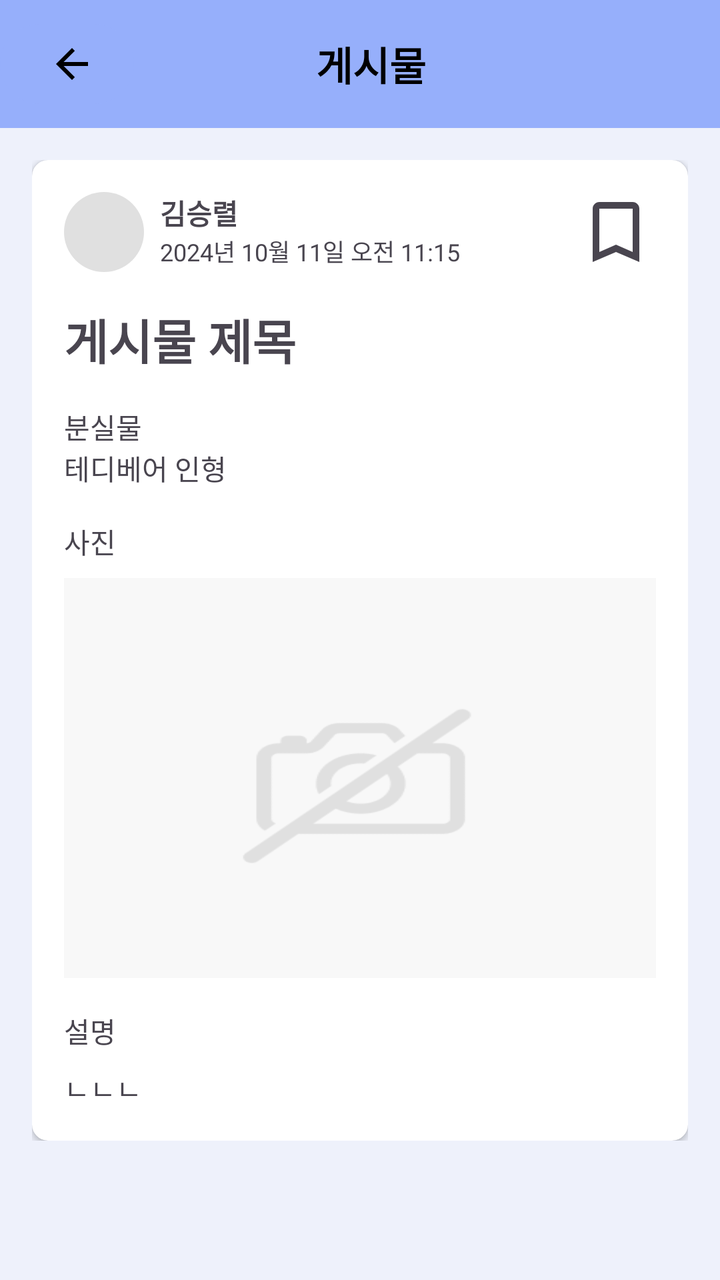
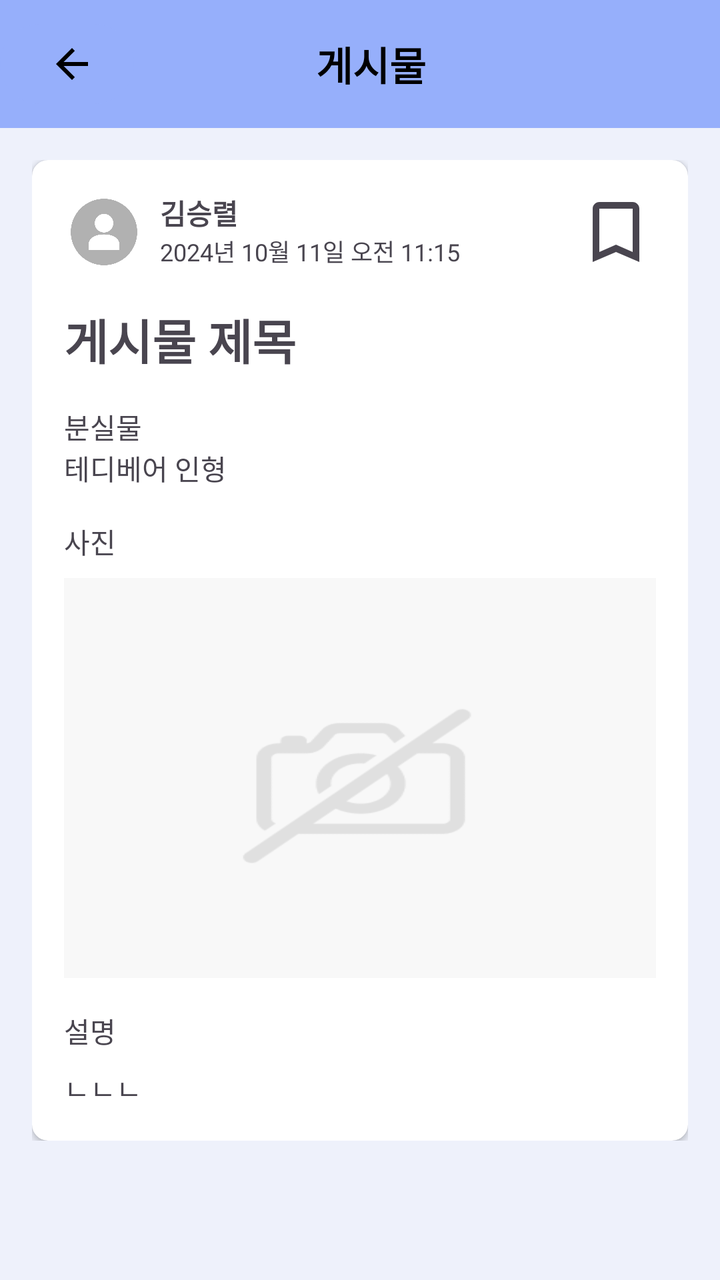

Two renders of the same Android screen: before a commit and after it. Below are the layout's source before the change and the commit's diff.
<!-- AndroidManifest.xml: application theme Theme.Lostfind -->
<!-- res/layout/post_detail.xml -->
<?xml version="1.0" encoding="utf-8"?>
<RelativeLayout xmlns:android="http://schemas.android.com/apk/res/android"
    xmlns:app="http://schemas.android.com/apk/res-auto"
    xmlns:tools="http://schemas.android.com/tools"
    android:layout_width="match_parent"
    android:layout_height="match_parent"
    android:background="@color/one"
    tools:context=".MainActivity">

    <LinearLayout
        android:id="@+id/top_bar_layout"
        android:layout_width="match_parent"
        android:layout_height="?attr/actionBarSize"
        android:background="@color/two"
        android:orientation="horizontal"
        android:gravity="center_vertical"
        android:paddingEnd="16dp">

        <Button
            android:id="@+id/back_button"
            android:layout_width="67dp"
            android:layout_height="wrap_content"
            android:backgroundTint="@color/two"
            android:drawableLeft="@drawable/ic_arrow_back"/>

        <TextView
            android:id="@+id/toolbar_title_text"
            android:layout_width="279dp"
            android:layout_height="wrap_content"
            android:layout_weight="1"
            android:gravity="center"
            android:text="게시물"
            android:layout_marginRight="40dp"
            android:textColor="@android:color/black"
            android:textSize="20sp"
            android:textStyle="bold" />

    </LinearLayout>

    <ScrollView
        android:layout_width="match_parent"
        android:layout_height="match_parent"
        android:layout_above="@+id/bottom_bar"
        android:layout_below="@id/top_bar_layout">

        <LinearLayout
            android:layout_width="match_parent"
            android:layout_height="wrap_content"
            android:orientation="vertical"
            android:padding="16dp">

            <androidx.cardview.widget.CardView
                android:layout_width="match_parent"
                android:layout_height="wrap_content"
                app:cardCornerRadius="8dp">

                <LinearLayout
                    android:layout_width="match_parent"
                    android:layout_height="wrap_content"
                    android:orientation="vertical"
                    android:padding="16dp">

                    <RelativeLayout
                        android:layout_width="match_parent"
                        android:layout_height="wrap_content">

                        <ImageView
                            android:id="@+id/profile_image"
                            android:layout_width="40dp"
                            android:layout_height="40dp"
                            android:background="@drawable/bg_circle"
                            android:padding="8dp"/>

                        <TextView
                            android:id="@+id/user_name"
                            android:layout_width="wrap_content"
                            android:layout_height="wrap_content"
                            android:layout_marginStart="8dp"
                            android:layout_toEndOf="@id/profile_image"
                            android:text="김승렬"
                            android:textStyle="bold" />

                        <TextView
                            android:id="@+id/post_timestamp"
                            android:layout_width="wrap_content"
                            android:layout_height="wrap_content"
                            android:layout_below="@id/user_name"
                            android:layout_marginStart="8dp"
                            android:layout_toEndOf="@id/profile_image"
                            android:text="2024년 10월 11일 오전 11:15"
                            android:textSize="12sp" />

                        <ToggleButton
                            android:id="@+id/bookmark_button"
                            android:layout_width="40dp"
                            android:layout_height="40dp"
                            android:background="@drawable/bookmark_selector"
                            android:textOn=""
                            android:textOff=""
                            android:layout_alignParentEnd="true"
                            android:layout_centerVertical="true"
                            android:contentDescription="북마크" />
                    </RelativeLayout>

                    <TextView
                        android:id="@+id/post_title_detail"
                        android:layout_width="wrap_content"
                        android:layout_height="wrap_content"
                        android:layout_marginTop="16dp"
                        android:text="게시물 제목"
                        android:textSize="24sp"
                        android:textStyle="bold" />

                    <LinearLayout
                        android:layout_width="match_parent"
                        android:layout_height="wrap_content"
                        android:layout_marginTop="16dp"
                        android:orientation="horizontal">

                        <LinearLayout
                            android:layout_width="0dp"
                            android:layout_height="wrap_content"
                            android:layout_weight="1"
                            android:orientation="vertical">

                            <TextView
                                android:layout_width="wrap_content"
                                android:layout_height="wrap_content"
                                android:text="분실물" />

                            <TextView
                                android:id="@+id/lost_item_name"
                                android:layout_width="wrap_content"
                                android:layout_height="wrap_content"
                                android:text="테디베어 인형" />
                        </LinearLayout>

                        <LinearLayout
                            android:layout_width="0dp"
                            android:layout_height="wrap_content"
                            android:layout_weight="1"
                            android:orientation="vertical">

                            <TextView
                                android:id="@+id/location_text_view"
                                android:layout_width="wrap_content"
                                android:layout_height="wrap_content"
                                android:text="위치"
                                android:visibility="gone"/>

                            <TextView
                                android:id="@+id/lost_item_location"
                                android:layout_width="wrap_content"
                                android:layout_height="wrap_content"
                                android:text="숭실대학교"
                                android:visibility="gone"/>

                        </LinearLayout>
                    </LinearLayout>

                    <TextView
                        android:layout_width="wrap_content"
                        android:layout_height="wrap_content"
                        android:layout_marginTop="16dp"
                        android:text="사진" />

                    <ImageView
                        android:id="@+id/post_image_detail"
                        android:layout_width="match_parent"
                        android:layout_height="200dp"
                        android:layout_marginTop="8dp"
                        android:scaleType="centerCrop"
                        android:background="@drawable/noimage"/>

                    <TextView
                        android:id="@+id/map_location_text_view"
                        android:layout_width="wrap_content"
                        android:layout_height="wrap_content"
                        android:layout_marginTop="16dp"
                        android:text="위치"
                        android:visibility="gone"/>

                    <androidx.fragment.app.FragmentContainerView
                        android:id="@+id/map_container"
                        android:name="com.google.android.gms.maps.SupportMapFragment"
                        android:layout_width="match_parent"
                        android:layout_height="250dp"
                        android:layout_marginTop="8dp"
                        android:visibility="gone"
                        tools:visibility="visible" />

                    <TextView
                        android:layout_width="wrap_content"
                        android:layout_height="wrap_content"
                        android:layout_marginTop="16dp"
                        android:text="설명" />

                    <TextView
                        android:id="@+id/post_description"
                        android:layout_width="match_parent"
                        android:layout_height="wrap_content"
                        android:layout_marginTop="8dp"
                        android:text="ㄴㄴㄴ" />
                </LinearLayout>
            </androidx.cardview.widget.CardView>
        </LinearLayout>
    </ScrollView>

    <LinearLayout
        android:id="@+id/bottom_bar"
        android:layout_width="match_parent"
        android:layout_height="wrap_content"
        android:layout_alignParentBottom="true"
        android:orientation="horizontal"
        android:padding="16dp">

        <Button
            android:id="@+id/edit_button"
            android:layout_width="wrap_content"
            android:layout_height="wrap_content"
            android:drawableLeft="@drawable/ic_edit"
            android:textColor="@color/black"
            android:text="수정"
            android:gravity="center_vertical"
            android:backgroundTint="@color/two"
            android:visibility="gone"/>

        <Button
            android:id="@+id/delete_button"
            android:layout_width="wrap_content"
            android:layout_height="wrap_content"
            android:layout_marginStart="16dp"
            android:drawableLeft="@drawable/ic_delete"
            android:textColor="@color/black"
            android:text="삭제"
            android:gravity="center_vertical"
            android:backgroundTint="@color/two"
            android:visibility="gone"/>

        <View
            android:layout_width="0dp"
            android:layout_height="0dp"
            android:layout_weight="1" />

        <Button
            android:id="@+id/send_message_button"
            android:layout_width="wrap_content"
            android:layout_height="wrap_content"
            android:text="쪽지 보내기"
            android:textColor="#000000"
            android:backgroundTint="@color/two"
            android:visibility="gone"/>
    </LinearLayout>

</RelativeLayout>
<!-- resources referenced by this layout -->
<resources>
  <color name="black">#FF000000</color>
  <color name="one">#EEF1FB</color>
  <color name="two">#96AFFB</color>
  <!-- drawable bg_circle (drawable) -->
  <shape xmlns:android="http://schemas.android.com/apk/res/android"
      android:shape="oval">
      <solid android:color="#E0E0E0"/>
  </shape>
  <!-- drawable bookmark_selector (drawable) -->
  <?xml version="1.0" encoding="utf-8"?>
  <selector xmlns:android="http://schemas.android.com/apk/res/android">
      
      <item android:state_checked="true" android:drawable="@drawable/ic_bookmark_filled" />
      
      <item android:state_checked="false" android:drawable="@drawable/ic_bookmark_border" />
  </selector>
  <!-- drawable ic_arrow_back (drawable) -->
  <vector xmlns:android="http://schemas.android.com/apk/res/android" android:autoMirrored="true" android:height="24dp" android:tint="#000000" android:viewportHeight="24" android:viewportWidth="24" android:width="24dp">
        
      <path android:fillColor="@android:color/white" android:pathData="M20,11H7.83l5.59,-5.59L12,4l-8,8 8,8 1.41,-1.41L7.83,13H20v-2z"/>
      
  </vector>
  <!-- drawable ic_delete (drawable) -->
  <vector xmlns:android="http://schemas.android.com/apk/res/android"
      android:width="24dp"
      android:height="24dp"
      android:viewportWidth="24.0"
      android:viewportHeight="24.0">
      <path
          android:fillColor="#FF000000"
          android:pathData="M6,19c0,1.1 0.9,2 2,2h8c1.1,0 2,-0.9 2,-2V7H6v12zM19,4h-3.5l-1,-1h-5l-1,1H5v2h14V4z"/>
  </vector>
  <!-- drawable ic_edit (drawable) -->
  <vector xmlns:android="http://schemas.android.com/apk/res/android"
      android:width="24dp"
      android:height="24dp"
      android:viewportWidth="24.0"
      android:viewportHeight="24.0">
      <path
          android:fillColor="#FF000000"
          android:pathData="M3,17.25V21h3.75L17.81,9.94l-3.75,-3.75L3,17.25zM20.71,7.04c0.39,-0.39 0.39,-1.02 0,-1.41l-2.34,-2.34c-0.39,-0.39 -1.02,-0.39 -1.41,0l-1.83,1.83 3.75,3.75 1.83,-1.83z"/>
  </vector>
  <!-- drawable noimage: png bitmap (drawable, 7612 bytes) -->
  <style name="Theme.Lostfind" parent="Base.Theme.Lostfind" />
  <!-- drawable ic_bookmark_filled (drawable) -->
  <vector xmlns:android="http://schemas.android.com/apk/res/android"
      android:width="24dp"
      android:height="24dp"    android:viewportWidth="24.0"
      android:viewportHeight="24.0"
      android:tint="?attr/colorControlNormal">
      <path
          android:fillColor="@color/one"
          android:pathData="M17,3H7c-1.1,0 -2,0.9 -2,2v16l7,-3 7,3V5c0,-1.1 -0.9,-2 -2,-2z"/>
  </vector>
  <!-- drawable ic_bookmark_border (drawable) -->
  <vector xmlns:android="http://schemas.android.com/apk/res/android"
      android:width="24dp"
      android:height="24dp"
      android:viewportWidth="24.0"
      android:viewportHeight="24.0"
      android:tint="?attr/colorControlNormal">
      <path
          android:fillColor="@android:color/white"
          android:pathData="M17,3H7c-1.1,0 -1.99,0.9 -1.99,2L5,21l7,-3 7,3V5c0,-1.1 -0.9,-2 -2,-2zM17,18l-5,-2.18L7,18V5h10v13z"/>
  </vector>
  <style name="Base.Theme.Lostfind" parent="Theme.Material3.DayNight.NoActionBar">
          
          
      </style>
</resources>

<!-- the commit's change to res/layout/post_detail.xml (unified diff, before → after) -->
@@ -68,7 +68,7 @@
                             android:id="@+id/profile_image"
                             android:layout_width="40dp"
                             android:layout_height="40dp"
-                            android:background="@drawable/bg_circle"
+                            android:background="@drawable/default_infoicon"
                             android:padding="8dp"/>
 
                         <TextView
<!-- resource entries referenced after the edit -->
@@ -3,11 +3,6 @@
   <color name="black">#FF000000</color>
   <color name="one">#EEF1FB</color>
   <color name="two">#96AFFB</color>
-  <!-- drawable bg_circle (drawable) -->
-  <shape xmlns:android="http://schemas.android.com/apk/res/android"
-      android:shape="oval">
-      <solid android:color="#E0E0E0"/>
-  </shape>
   <!-- drawable bookmark_selector (drawable) -->
   <?xml version="1.0" encoding="utf-8"?>
   <selector xmlns:android="http://schemas.android.com/apk/res/android">
@@ -16,6 +11,7 @@
       
       <item android:state_checked="false" android:drawable="@drawable/ic_bookmark_border" />
   </selector>
+  <!-- drawable default_infoicon: png bitmap (drawable, 16943 bytes) -->
   <!-- drawable ic_arrow_back (drawable) -->
   <vector xmlns:android="http://schemas.android.com/apk/res/android" android:autoMirrored="true" android:height="24dp" android:tint="#000000" android:viewportHeight="24" android:viewportWidth="24" android:width="24dp">
         
